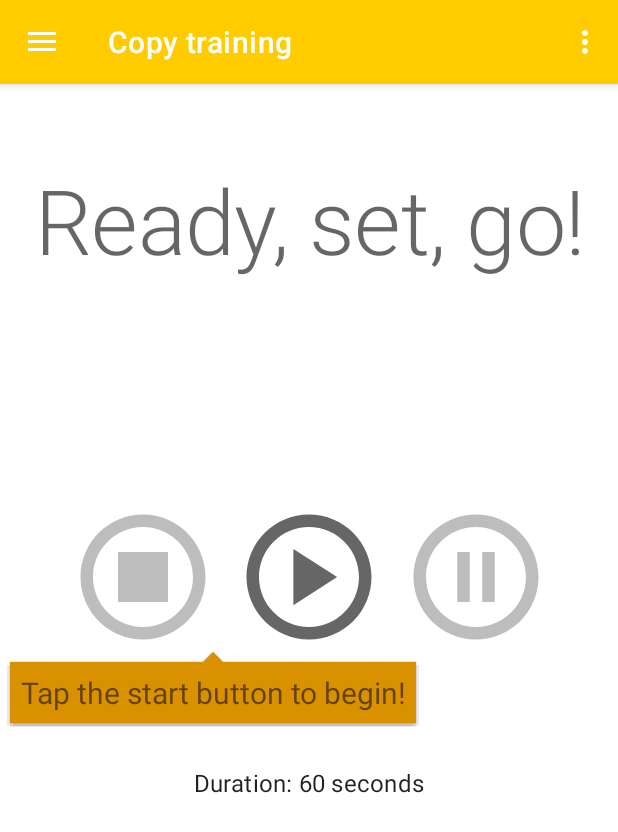
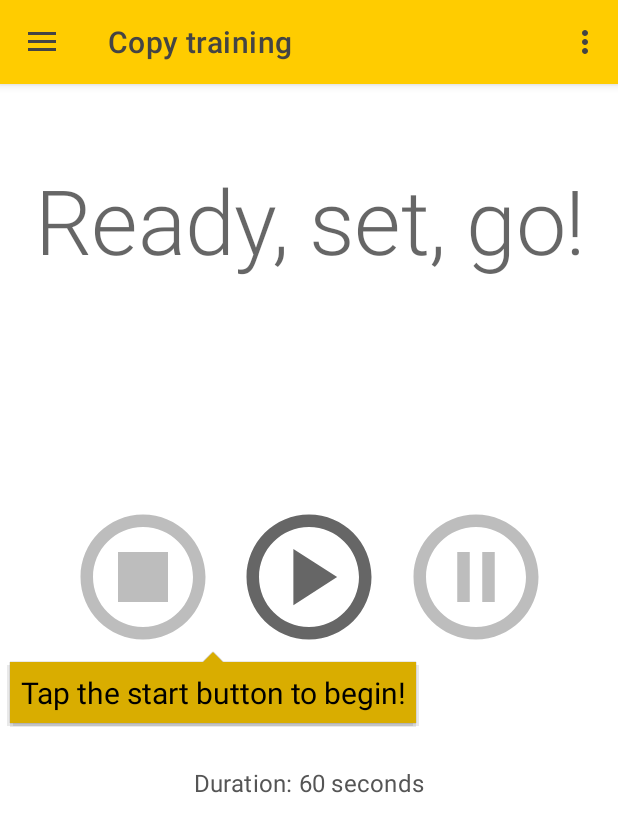
Before and after one commit to matthiasjordan/dahdidahdit, an Android app: the CopyTrainerActivity screen opened directly, with no data from a screen before it, on a phone screen of 412 x 824 dp. Shown: the top 832 px of the screen. Run offline under Robolectric (Android 15) with nearby library versions, the phone set to English and light mode, and no system bars; 1 statement that could not run was skipped.

Commit message:
Themes improved

```diff
--- a/app/src/main/java/com/paddlesandbugs/dahdidahdit/base/Tooltip.java
+++ b/app/src/main/java/com/paddlesandbugs/dahdidahdit/base/Tooltip.java
@@ -57,6 +57,7 @@ public class Tooltip {
     private int textSizeSp = 20;
     private int padding = 10;
     private int backgroundColor;
+    private int textColor;
     private int gravity = Gravity.CENTER;
     private View anchor;
     private boolean below;
@@ -68,7 +69,8 @@ public class Tooltip {
 
     public Tooltip(Context context) {
         this.context = context;
-        backgroundColor(R.color.theme_secondary_darker);
+        backgroundColor(R.attr.colorSecondary);
+        textColor(R.attr.colorOnSecondary);
     }
 
 
@@ -115,8 +117,20 @@ public class Tooltip {
     }
 
 
+    private int resolveThemeColor(int colorRsrc) {
+        int colorId = Utils.getThemeColor(context, colorRsrc);
+        return context.getResources().getColor(colorId, context.getTheme());
+    }
+
+
     public Tooltip backgroundColor(int colorRsrc) {
-        backgroundColor = context.getResources().getColor(colorRsrc);
+        backgroundColor = resolveThemeColor(colorRsrc);
+        return this;
+    }
+
+
+    public Tooltip textColor(int colorRsrc) {
+        textColor = resolveThemeColor(colorRsrc);
         return this;
     }
 
@@ -137,7 +151,6 @@ public class Tooltip {
      * Aligns the tooltip with the anchor.
      *
      * @param gravity possible values: {@link Gravity#START}, {@link Gravity#CENTER}, {@link Gravity#END}
-     *
      * @return
      */
     private Tooltip align(int gravity) {
@@ -165,7 +178,6 @@ public class Tooltip {
      * Sets a preference key that is set to true when the {@link Tooltip} was shown and that has to be unset in order to show this {@link Tooltip}.
      *
      * @param key the preferences key to keep track of whether the {@link Tooltip} has been shown
-     *
      * @return the Tooltip
      */
     public Tooltip iff(String key) {
@@ -294,6 +306,7 @@ public class Tooltip {
         tv.setGravity(Gravity.CENTER);
         tv.setLayoutParams(new LinearLayout.LayoutParams(ViewGroup.LayoutParams.WRAP_CONTENT, ViewGroup.LayoutParams.WRAP_CONTENT));
         tv.setBackgroundColor(backgroundColor);
+        tv.setTextColor(textColor);
         tv.setTextSize(TypedValue.COMPLEX_UNIT_SP, textSizePx);
 
         tv.setText(str);
@@ -383,4 +396,6 @@ public class Tooltip {
             return PixelFormat.TRANSLUCENT;
         }
     }
+
+
 }
--- a/app/src/main/res/layout/intro_screen.xml
+++ b/app/src/main/res/layout/intro_screen.xml
@@ -32,14 +32,13 @@
 
         <Button
             android:id="@+id/back"
-            style="@style/Widget.MaterialComponents.Button.TextButton"
+            style="@style/Theme.Dahdidahdit.BorderlessButton"
             android:layout_width="wrap_content"
             android:layout_height="wrap_content"
             android:layout_weight="1"
             android:background="@null"
             android:onClick="onBackButton"
             android:text="@string/intro_screen_back"
-            android:textColor="@color/theme_inverse_TextColor"
             android:textSize="12sp" />
 
         <LinearLayout
@@ -55,7 +54,7 @@
 
         <Button
             android:id="@+id/next"
-            style="@style/Widget.MaterialComponents.Button.TextButton"
+            style="@style/Theme.Dahdidahdit.BorderlessButton"
             android:layout_width="wrap_content"
             android:layout_height="wrap_content"
             android:layout_weight="1"
@@ -63,7 +62,6 @@
             android:onClick="onNextButton"
             android:text="@string/intro_screen_next"
             android:textAlignment="center"
-            android:textColor="@color/theme_inverse_TextColor"
             android:textSize="12sp" />
 
     </LinearLayout>
--- a/app/src/main/res/values-night/themes.xml
+++ b/app/src/main/res/values-night/themes.xml
@@ -1,17 +1,27 @@
-<resources xmlns:tools="http://schemas.android.com/tools">
+<resources>
     <!-- Base application theme. -->
     <style name="Theme.Dahdidahdit" parent="Theme.MaterialComponents.DayNight.DarkActionBar">
+        <!-- Smaller text in tooltips
+            ?attr/textAppearanceSubtitle1 ??-->
+        <item name="android:textColor">@color/theme_secondary</item>
+
+        <!-- styles ?attr/textAppearanceHeadline5
+                    @style/TextAppearance.MyTheme.Code
+                    -->
+        <item name="android:textColorPrimary">@color/theme_primary</item>
+
         <!-- Primary brand color. -->
         <item name="colorPrimary">@color/theme_secondary</item>
-        <item name="colorPrimaryVariant">@color/theme_secondary_darker</item>
+        <item name="colorPrimaryVariant">@color/theme_secondary_darkest</item>
         <item name="colorOnPrimary">@color/theme_primary_TextColor</item>
         <!-- Secondary brand color. -->
         <item name="colorSecondary">@color/theme_secondary_darker</item>
         <item name="colorSecondaryVariant">@color/theme_secondary_darkest</item>
         <item name="colorOnSecondary">@color/theme_secondary_TextColor</item>
         <item name="colorError">@color/theme_error_TextColor</item>
+
         <!-- Status bar color. -->
-        <item name="android:statusBarColor">?attr/colorPrimaryVariant</item>
+        <item name="android:statusBarColor">?colorPrimaryVariant</item>
 
         <!-- Text input boxes -->
         <item name="textInputStyle">@style/TextInputLayoutStyle</item>
@@ -37,5 +47,30 @@
         <item name="appWidgetPadding">4dp</item>
         <item name="appWidgetInnerRadius">4dp</item>
 
+        <item name="toolbarStyle">@style/Theme.Dahdidahdit.ToolbarStyle</item>
     </style>
+
+    <style name="Theme.Dahdidahdit.NoActionBar">
+        <item name="windowActionBar">false</item>
+        <item name="windowNoTitle">true</item>
+    </style>
+
+    <style name="Theme.Dahdidahdit.AppBarOverlay" parent="ThemeOverlay.AppCompat.Dark.ActionBar" />
+
+    <style name="Theme.Dahdidahdit.PopupOverlay" parent="ThemeOverlay.AppCompat.Light" />
+
+    <style name="Theme.Dahdidahdit.ToolbarStyle" parent="Widget.MaterialComponents.Toolbar">
+        <item name="android:background">?colorPrimaryVariant</item>
+        <item name="android:theme">@style/Theme.Dahdidahdit.ToolbarTheme</item>
+    </style>
+
+    <style name="Theme.Dahdidahdit.ToolbarTheme">
+        <item name="android:textColorPrimary">?colorOnPrimary</item>
+        <item name="android:textColorSecondary">?colorOnPrimary</item>
+    </style>
+
+    <style name="Theme.Dahdidahdit.BorderlessButton" parent="Widget.MaterialComponents.Button.TextButton">
+        <item name="android:textColor">?colorOnPrimary</item>
+    </style>
+
 </resources>
--- a/app/src/main/res/values/colors.xml
+++ b/app/src/main/res/values/colors.xml
@@ -8,7 +8,7 @@
     <color name="theme_secondary">#ffd9ad00</color>
     <color name="theme_secondary_darker">#ffd99100</color>
     <color name="theme_secondary_darkest">#ffd97400</color>
-    <color name="theme_primary_TextColor">#ff000000</color>
+    <color name="theme_primary_TextColor">#ff444444</color>
     <color name="theme_secondary_TextColor">#ff000000</color>
     <color name="theme_inverse_TextColor">#ffffffff</color>
     <color name="theme_error_TextColor">#ffb70000</color>
@@ -17,5 +17,7 @@
     <color name="theme_blink2">#FF763CE3</color>
 
     <color name="theme_bright_gray">#fff5f5f5</color>
+    <color name="theme_mid_gray">#f9999999</color>
     <color name="theme_dark_gray">#ff555555</color>
+
 </resources>
--- a/app/src/main/res/values/themes.xml
+++ b/app/src/main/res/values/themes.xml
@@ -1,6 +1,15 @@
-<resources xmlns:tools="http://schemas.android.com/tools">
+<resources>
     <!-- Base application theme. -->
     <style name="Theme.Dahdidahdit" parent="Theme.MaterialComponents.DayNight.DarkActionBar">
+        <!-- Smaller text in tooltips
+            ?attr/textAppearanceSubtitle1 ??-->
+        <item name="android:textColor">@color/theme_dark_gray</item>
+
+        <!-- styles ?attr/textAppearanceHeadline5
+                    @style/TextAppearance.MyTheme.Code
+                    -->
+        <item name="android:textColorPrimary">@color/theme_dark_gray</item>
+
         <!-- Primary brand color. -->
         <item name="colorPrimary">@color/theme_primary</item>
         <item name="colorPrimaryVariant">@color/theme_primary_darker</item>
@@ -10,6 +19,7 @@
         <item name="colorSecondaryVariant">@color/theme_secondary_darker</item>
         <item name="colorOnSecondary">@color/theme_secondary_TextColor</item>
         <item name="colorError">@color/theme_error_TextColor</item>
+
         <!-- Status bar color. -->
         <item name="android:statusBarColor">?attr/colorPrimaryVariant</item>
 
@@ -37,6 +47,7 @@
         <item name="appWidgetPadding">4dp</item>
         <item name="appWidgetInnerRadius">4dp</item>
 
+        <item name="toolbarStyle">@style/Theme.Dahdidahdit.ToolbarStyle</item>
     </style>
 
     <style name="Theme.Dahdidahdit.NoActionBar">
@@ -48,4 +59,18 @@
 
     <style name="Theme.Dahdidahdit.PopupOverlay" parent="ThemeOverlay.AppCompat.Light" />
 
+    <style name="Theme.Dahdidahdit.ToolbarStyle" parent="Widget.MaterialComponents.Toolbar">
+        <item name="android:background">?colorPrimary</item>
+        <item name="android:theme">@style/Theme.Dahdidahdit.ToolbarTheme</item>
+    </style>
+
+    <style name="Theme.Dahdidahdit.ToolbarTheme">
+        <item name="android:textColorPrimary">?colorOnPrimary</item>
+        <item name="android:textColorSecondary">?colorOnPrimary</item>
+    </style>
+
+    <style name="Theme.Dahdidahdit.BorderlessButton" parent="Widget.MaterialComponents.Button.TextButton">
+        <item name="android:textColor">?colorOnPrimary</item>
+    </style>
+
 </resources>
```
Lines whose indentation alone changed are shown as unchanged.
